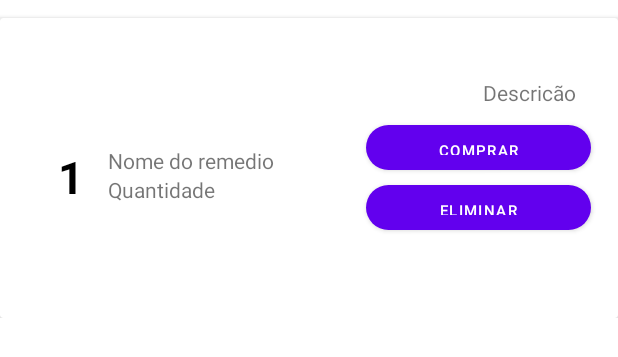
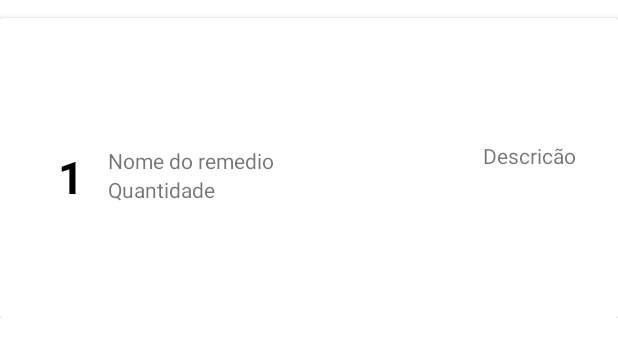
Before and after one commit to adilsonlima1997/TFCAPP, an Android app: the layout recycleview_row.xml on its own in the app's theme, with its tools: preview values and no code run, on a phone screen of 412 x 824 dp. Shown: the top 357 px of the screen. Run offline under Robolectric (Android 15) with nearby library versions, the phone set to English and light mode, and no system bars.

Commit message:
Atualizado em 13/05/2022 15:27

```diff
--- a/app/src/main/res/layout/recycleview_row.xml
+++ b/app/src/main/res/layout/recycleview_row.xml
@@ -55,40 +55,12 @@
                 android:id="@+id/des_remedio"
                 android:layout_width="wrap_content"
                 android:layout_height="wrap_content"
-                android:layout_marginTop="28dp"
+                android:layout_marginTop="70dp"
                 android:layout_marginEnd="16dp"
                 android:text="Descricão"
                 app:layout_constraintEnd_toEndOf="parent"
                 app:layout_constraintTop_toTopOf="parent" />
 
-            <Button
-                android:id="@+id/btn_comprar"
-                android:layout_width="150dp"
-                android:layout_height="30dp"
-                android:text="COMPRAR"
-                android:textSize="10dp"
-                android:layout_marginTop="12dp"
-                android:background="@drawable/edit_btn"
-                app:layout_constraintBottom_toBottomOf="parent"
-                app:layout_constraintEnd_toEndOf="parent"
-                app:layout_constraintHorizontal_bias="0.909"
-                app:layout_constraintStart_toEndOf="@+id/nome_remedio"
-                app:layout_constraintTop_toBottomOf="@+id/des_remedio"
-                app:layout_constraintVertical_bias="0.0" />
-
-            <Button
-                android:id="@+id/btn_eliminar"
-                android:layout_width="150dp"
-                android:layout_height="30dp"
-                android:layout_marginTop="10dp"
-                android:background="@drawable/edit_btn"
-                android:text="ELIMINAR"
-                android:textSize="10dp"
-                app:layout_constraintEnd_toEndOf="parent"
-                app:layout_constraintHorizontal_bias="0.909"
-                app:layout_constraintStart_toEndOf="@+id/nome_remedio"
-                app:layout_constraintTop_toBottomOf="@+id/btn_comprar" />
-
         </androidx.constraintlayout.widget.ConstraintLayout>
     </androidx.cardview.widget.CardView>
 
```
Also changed, not shown: app/src/main/java/Base_dados/DBProdutos.java (+10 -0 lines), app/src/main/java/com/example/farmacia_v1/UpdateActivity.java (+32 -1 lines), app/src/main/res/layout/activity_update.xml (+14 -0 lines).
